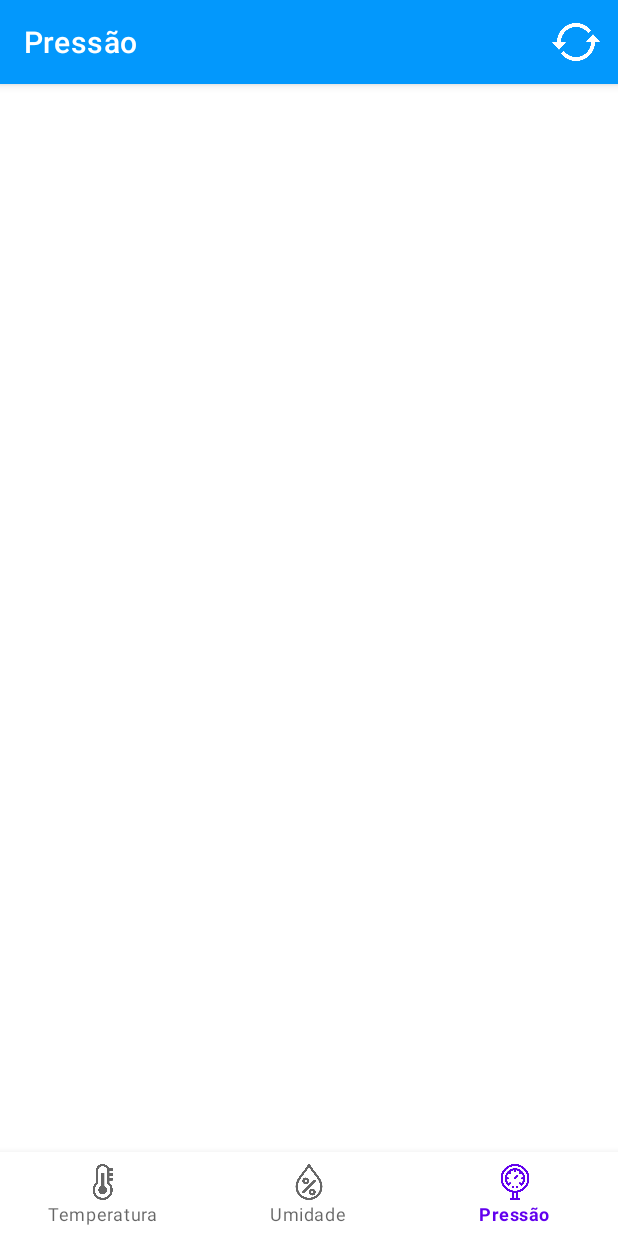
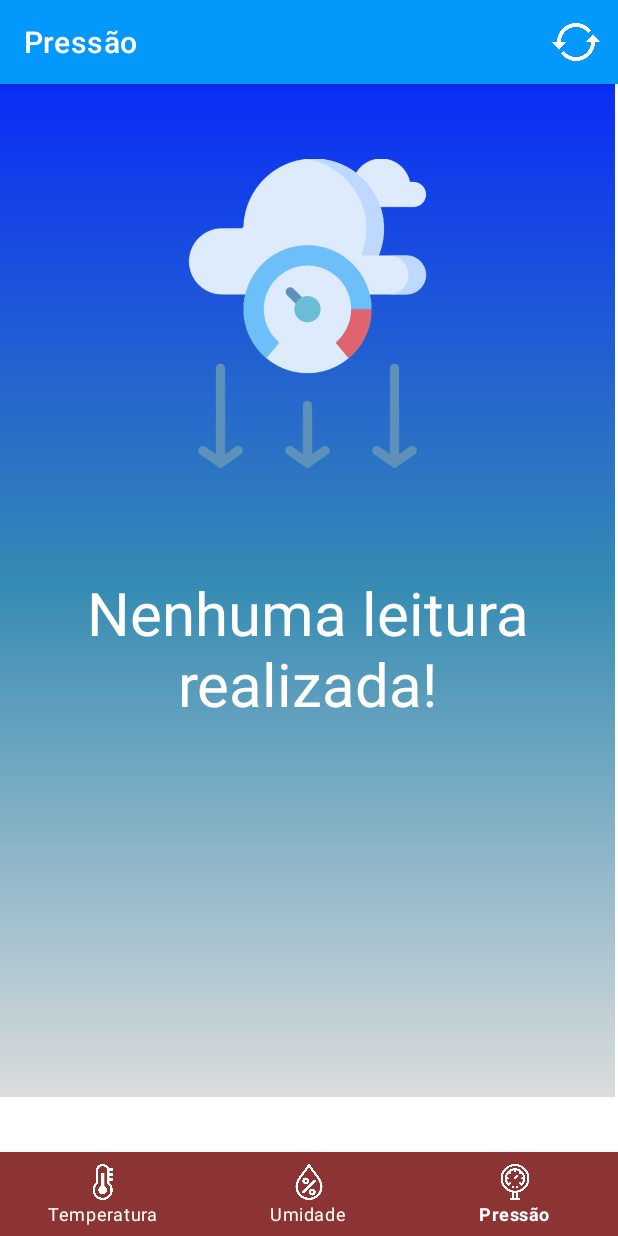
Before and after one commit to Teuscl/trab-mobile, an Android app: the PressaoFragment screen opened through its navigation route, on a phone screen of 412 x 824 dp. Run offline under Robolectric (Android 15) with nearby library versions, the phone set to English and light mode, and no system bars; our stand-ins replace navigation-ui.

Commit message:
Realizando ajustes nos estilos

```diff
--- a/app/src/main/java/com/example/myapplication/DashboardActivity.java
+++ b/app/src/main/java/com/example/myapplication/DashboardActivity.java
@@ -25,6 +25,7 @@ public class DashboardActivity extends AppCompatActivity {
     @Override
     protected void onCreate(Bundle savedInstanceState) {
         super.onCreate(savedInstanceState);
+
 
         binding = ActivityDashboardBinding.inflate(getLayoutInflater());
         setContentView(binding.getRoot());
--- a/app/src/main/res/drawable/custom_edittext.xml
+++ b/app/src/main/res/drawable/custom_edittext.xml
@@ -3,7 +3,7 @@
     android:shape="rectangle">
     <stroke
         android:width="3dp"
-        android:color="@color/articlecolor"/>
+        android:color="@color/loginBack"/>
 
     <corners
         android:radius="10dp">
--- /dev/null
+++ b/app/src/main/res/drawable/gradient_pressao.xml
@@ -0,0 +1,10 @@
+<?xml version="1.0" encoding="utf-8"?>
+<shape xmlns:tools="http://schemas.android.com/tools"
+    xmlns:android="http://schemas.android.com/apk/res/android"
+    tools:ignore="ExtraText">
+    <gradient
+        android:startColor="#092DF6"
+        android:centerColor="#378CB3"
+        android:endColor="#DCDCDC"
+        android:angle="60"/>
+</shape>
--- a/app/src/main/res/layout/activity_dashboard.xml
+++ b/app/src/main/res/layout/activity_dashboard.xml
@@ -5,15 +5,17 @@
     android:id="@+id/container"
     android:layout_width="match_parent"
     android:layout_height="match_parent"
-    android:paddingTop="?attr/actionBarSize">
+    android:theme="@style/Theme.AppCompat.DayNight.NoActionBar"
+    >
 
     <com.google.android.material.bottomnavigation.BottomNavigationView
         android:id="@+id/nav_view"
-        android:layout_width="0dp"
+        android:layout_width="match_parent"
         android:layout_height="wrap_content"
-        android:layout_marginStart="0dp"
-        android:layout_marginEnd="0dp"
         android:background="?android:attr/windowBackground"
+        app:itemIconTint="@color/white"
+        app:itemTextColor="@color/white"
+        app:itemBackground="@color/teste"
         app:layout_constraintBottom_toBottomOf="parent"
         app:layout_constraintLeft_toLeftOf="parent"
         app:layout_constraintRight_toRightOf="parent"
@@ -22,13 +24,16 @@
     <androidx.fragment.app.FragmentContainerView
         android:id="@+id/nav_host_fragment"
         android:name="androidx.navigation.fragment.NavHostFragment"
-        android:layout_width="match_parent"
-        android:layout_height="709dp"
+        android:layout_width="410dp"
+        android:layout_height="675dp"
+        android:layout_marginBottom="52dp"
         app:defaultNavHost="true"
-        app:layout_constraintBottom_toTopOf="@id/nav_view"
-        app:layout_constraintLeft_toLeftOf="parent"
-        app:layout_constraintRight_toRightOf="parent"
+        app:layout_constraintBottom_toTopOf="@+id/nav_view"
+        app:layout_constraintEnd_toEndOf="parent"
+        app:layout_constraintHorizontal_bias="0.0"
+        app:layout_constraintStart_toStartOf="parent"
         app:layout_constraintTop_toTopOf="parent"
+        app:layout_constraintVertical_bias="0.0"
         app:navGraph="@navigation/mobile_navigation" />
 
 </androidx.constraintlayout.widget.ConstraintLayout>
--- a/app/src/main/res/layout/fragment_pressao.xml
+++ b/app/src/main/res/layout/fragment_pressao.xml
@@ -1,24 +1,42 @@
 <?xml version="1.0" encoding="utf-8"?>
-<androidx.constraintlayout.widget.ConstraintLayout xmlns:android="http://schemas.android.com/apk/res/android"
+<LinearLayout xmlns:android="http://schemas.android.com/apk/res/android"
     xmlns:app="http://schemas.android.com/apk/res-auto"
     xmlns:tools="http://schemas.android.com/tools"
     android:layout_width="match_parent"
     android:layout_height="match_parent"
-    tools:context=".ui.pressao.PressaoFragment">
+    android:background="@drawable/gradient_pressao"
+    tools:context=".ui.pressao.PressaoFragment"
+    android:orientation="vertical">
+
+    <ImageView
+        android:id="@+id/imageView2"
+        android:layout_width="206dp"
+        android:layout_height="305dp"
+        android:layout_gravity="center"
+        android:src="@drawable/pressao"
+        app:layout_constraintStart_toStartOf="parent"
+        app:layout_constraintTop_toTopOf="parent" />
 
     <TextView
         android:id="@+id/txtPressao"
-        android:layout_width="match_parent"
+        android:layout_width="wrap_content"
         android:layout_height="wrap_content"
-        android:layout_marginStart="8dp"
-        android:layout_marginTop="8dp"
-        android:layout_marginEnd="8dp"
+        android:fontFamily="sans-serif"
+        android:layout_gravity="center"
+        android:layout_marginTop="20dp"
+        android:text="Nenhuma leitura realizada!"
         android:textAlignment="center"
-        android:textColor="@color/black"
+        android:textColor="@color/white"
+        android:textSize="40sp" />
+
+    <TextView
+        android:id="@+id/txtUltimaLeitura"
+        android:layout_width="wrap_content"
+        android:layout_height="wrap_content"
+        android:layout_marginTop="24dp"
         android:textSize="20sp"
-        android:visibility="visible"
-        app:layout_constraintBottom_toBottomOf="parent"
-        app:layout_constraintEnd_toEndOf="parent"
-        app:layout_constraintStart_toStartOf="parent"
-        app:layout_constraintTop_toTopOf="parent" />
-</androidx.constraintlayout.widget.ConstraintLayout>
+        android:textColor="@color/white"
+        android:layout_gravity="center" />
+
+
+</LinearLayout>
--- a/app/src/main/res/values/colors.xml
+++ b/app/src/main/res/values/colors.xml
@@ -21,6 +21,10 @@
     <color name="colorPrimary">#3F51B5</color>
     <color name="colorPrimaryDark">#303F9F</color>
     <color name="colorAccent">#FF4081</color>
+    <color name="teste">#8C3333</color>
+    <color name="loginBack">#1D253A</color>
+    <color name="loginComponents">#213E8A</color>
+
 
     <color name="barra_superior">#0398fc</color>
 </resources>
--- a/app/src/main/res/values/themes.xml
+++ b/app/src/main/res/values/themes.xml
@@ -8,7 +8,7 @@
 
     <style name="Theme.MyApplication" parent="Theme.MaterialComponents.DayNight.DarkActionBar">
         <!-- Primary brand color. -->
-        <item name="colorPrimary">@color/purple_500</item>
+        <item name="colorPrimary">@color/colorPrimaryDark</item>
         <item name="colorPrimaryVariant">@color/purple_700</item>
         <item name="colorOnPrimary">@color/white</item>
         <!-- Secondary brand color. -->
```
Also changed, not shown: app/src/main/java/com/example/myapplication/MainActivity.java (+7 -3 lines), app/src/main/java/com/example/myapplication/SharedViewModel.java (+6 -3 lines), app/src/main/res/drawable/gradient_chuva.xml (added, +10 -0 lines), app/src/main/res/drawable/gradient_temperatura.xml (added, +10 -0 lines), app/src/main/res/layout/activity_main.xml (+6 -4 lines), app/src/main/res/layout/fragment_temperatura.xml (+28 -11 lines), app/src/main/res/layout/fragment_umidade.xml (+31 -11 lines), app/src/main/res/drawable/ceu.jpg (added), app/src/main/res/drawable/clima.jpg (added), app/src/main/res/drawable/humidity.png (added), app/src/main/res/drawable/pressao.png (added), app/src/main/res/drawable/sol.png (added), app/src/main/res/drawable/umidade.png (added).
